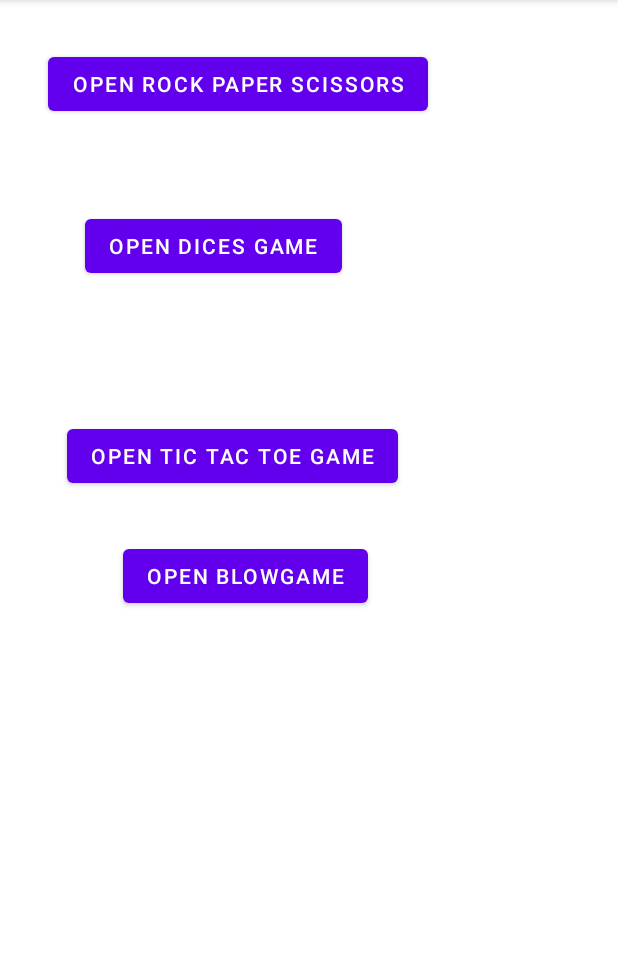
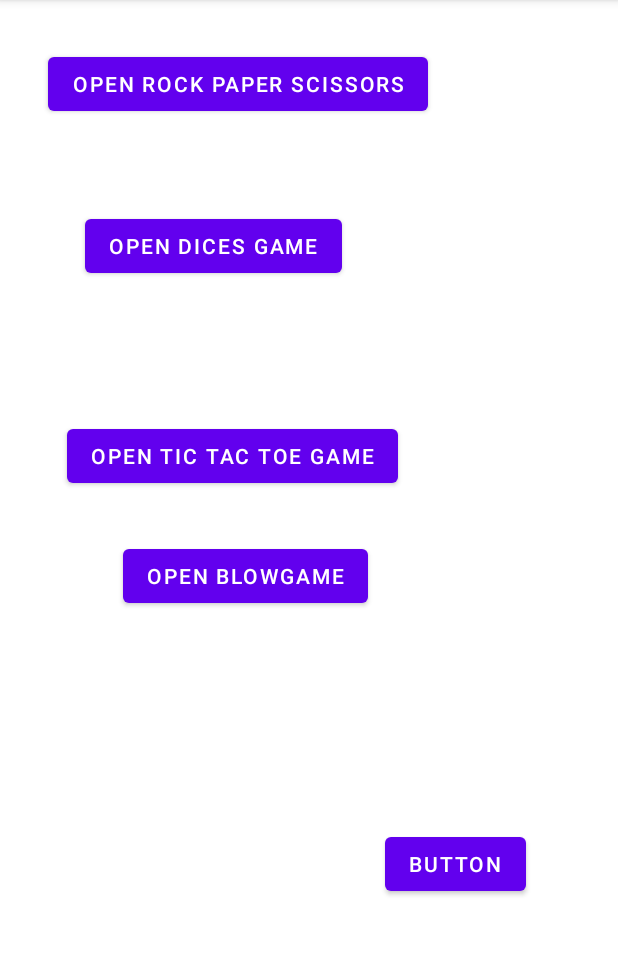
Before and after one commit to HarlockOfficial/DVA232_Project, an Android app: the screen it shows after launch (MainActivity), on a phone screen of 412 x 824 dp, the part 84-1039 px from its top. Run offline under Robolectric (Android 15) with nearby library versions, the phone set to English and light mode, and no system bars.

Commit message:
WIP on pop up window before starting game

```diff
--- a/ProjectGroup7/app/src/main/AndroidManifest.xml
+++ b/ProjectGroup7/app/src/main/AndroidManifest.xml
@@ -6,7 +6,7 @@
     <uses-permission android:name="android.permission.ACCESS_NETWORK_STATE" />
     <uses-permission android:name="android.permission.RECORD_AUDIO" />
     <uses-permission android:name="android.permission.MODIFY_AUDIO_SETTINGS" />
-    <uses-permission android:name="android.permission.WRITE_EXTERNAL_STORAGE"/>
+    <uses-permission android:name="android.permission.WRITE_EXTERNAL_STORAGE" />
 
     <application
         android:allowBackup="true"
@@ -15,7 +15,8 @@
         android:roundIcon="@mipmap/ic_launcher_round"
         android:supportsRtl="true"
         android:theme="@style/Theme.ProjectGroup7">
-        <activity android:name=".BlowActivity"></activity>
+        <activity android:name=".PopUp" android:theme="@style/Theme.AppCompat.PopTheme"></activity>
+        <activity android:name=".BlowActivity" />
         <activity android:name=".DicesActivity" />
         <activity android:name=".WaitingRoom" />
         <activity android:name=".TicTacToe" />
--- a/ProjectGroup7/app/src/main/java/se/mdh/student/dva232/projectgroup7/MainActivity.kt
+++ b/ProjectGroup7/app/src/main/java/se/mdh/student/dva232/projectgroup7/MainActivity.kt
@@ -27,6 +27,12 @@ class MainActivity : AppCompatActivity() {
             startActivity(intent2)
             //openWaitingRoom(GameType.BLOW)
         }
+
+        findViewById<Button>(R.id.button_pop).setOnClickListener {
+            val intent = Intent(this, PopUp::class.java)
+            startActivity(intent)
+        }
+
         // TODO: after adding a button, give the button an ID and do like ↑
     }
     private fun openWaitingRoom(game: GameType){
--- a/ProjectGroup7/app/src/main/res/layout/activity_main.xml
+++ b/ProjectGroup7/app/src/main/res/layout/activity_main.xml
@@ -50,4 +50,15 @@
         app:layout_constraintStart_toStartOf="parent"
         app:layout_constraintTop_toTopOf="parent" />
 
+    <Button
+        android:id="@+id/button_pop"
+        android:layout_width="wrap_content"
+        android:layout_height="wrap_content"
+        android:layout_marginBottom="168dp"
+        android:text="Button"
+        app:layout_constraintBottom_toBottomOf="parent"
+        app:layout_constraintEnd_toEndOf="parent"
+        app:layout_constraintHorizontal_bias="0.808"
+        app:layout_constraintStart_toStartOf="parent" />
+
 </androidx.constraintlayout.widget.ConstraintLayout>
--- a/ProjectGroup7/app/src/main/res/values/themes.xml
+++ b/ProjectGroup7/app/src/main/res/values/themes.xml
@@ -13,4 +13,9 @@
         <item name="android:statusBarColor" tools:targetApi="l">?attr/colorPrimaryVariant</item>
         <!-- Customize your theme here. -->
     </style>
+
+    <style name="Theme.AppCompat.PopTheme" parent="Theme.AppCompat.Light.NoActionBar">
+        <item name="android:windowIsTranslucent">true</item>
+        <item name="android:windowCloseOnTouchOutside">true</item>
+    </style>
 </resources>
```
Also changed, not shown: ProjectGroup7/app/src/main/java/se/mdh/student/dva232/projectgroup7/BlowActivity.kt (+15 -4 lines), ProjectGroup7/app/src/main/java/se/mdh/student/dva232/projectgroup7/PopUp.kt (added, +17 -0 lines), ProjectGroup7/app/src/main/res/layout/activity_pop_up.xml (added, +40 -0 lines).
